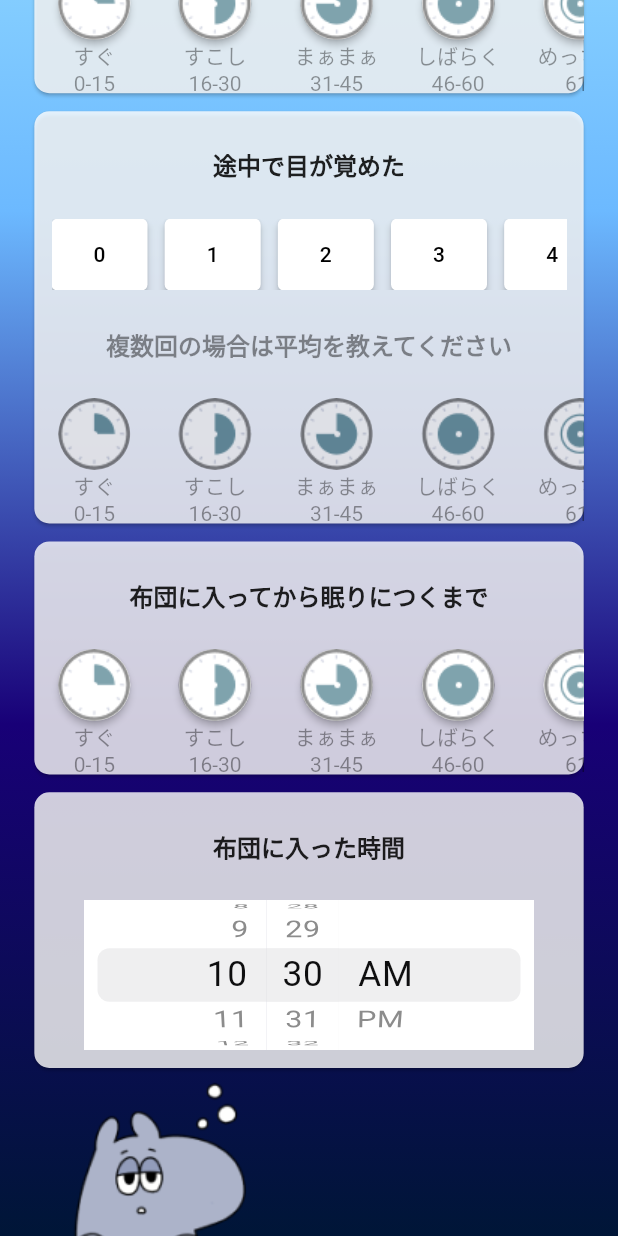
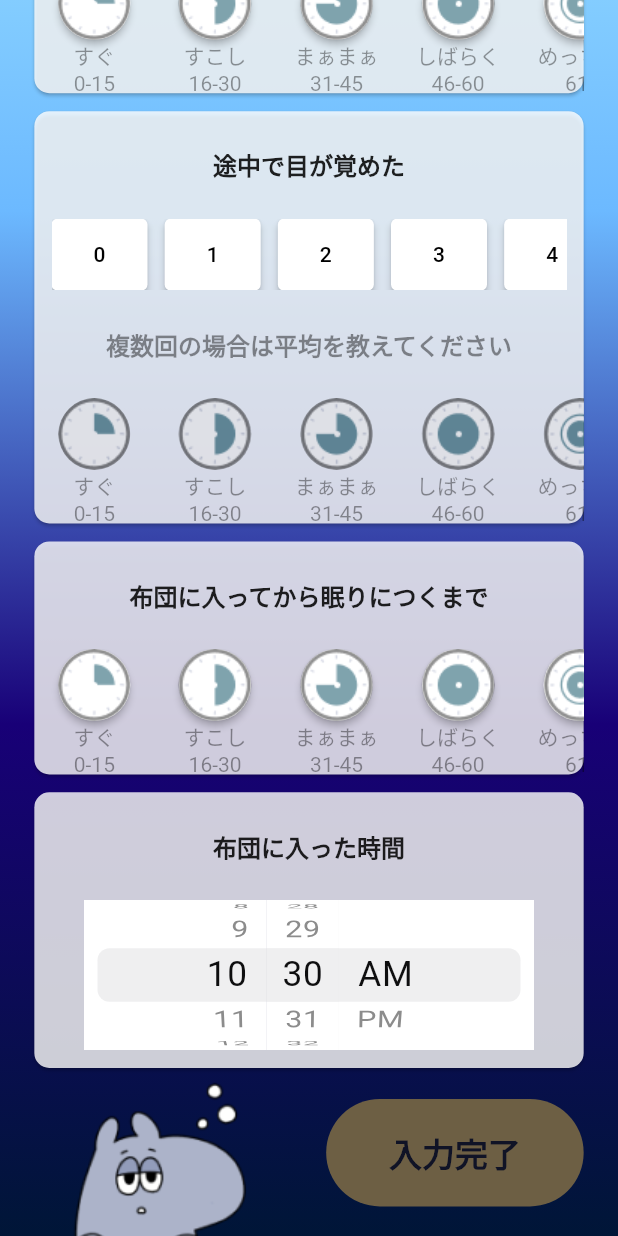
Before and after one commit to codeforjapan/Gussuri, a Flutter app: the Input screen opened directly, scrolled down 543 dp, on a phone screen of 412 x 824 dp. Run offline on Flutter 3.47's test engine with Material 2 defaults, Android fonts, the phone set to English and light mode, and no system bars; our stand-ins replace cloud_firestore, device_info_plus, firebase_core, flutter_hooks, flutter_screenutil, table_calendar; accounts and stored records are empty; generated files the repository leaves out were written again.

Commit message:
feat: add submit button component

```diff
--- /dev/null
+++ b/lib/component/submit_button.dart
@@ -0,0 +1,33 @@
+import 'package:flutter/material.dart';
+import 'package:flutter_screenutil/flutter_screenutil.dart';
+
+class SubmitButton extends StatelessWidget {
+  final String buttonText;
+  final VoidCallback? onPressed;
+
+  const SubmitButton({super.key, required this.buttonText, this.onPressed});
+
+  @override
+  Widget build(BuildContext context) {
+    return Padding(
+      padding: EdgeInsets.only(right: 20.w),
+      child: ElevatedButton(
+          onPressed: onPressed,
+          style: ElevatedButton.styleFrom(
+            minimumSize: Size(150.w, 60.h),
+            backgroundColor: const Color(0xFFFFD069),
+            foregroundColor: Colors.black,
+            disabledForegroundColor: const Color(0xFF101326),
+            disabledBackgroundColor: const Color(0xFF6D5F44),
+            shape: const RoundedRectangleBorder(
+                borderRadius: BorderRadius.all(
+              Radius.circular(50),
+            )),
+          ),
+          child: Text(
+            buttonText,
+            style: const TextStyle(fontSize: 22, fontWeight: FontWeight.bold),
+          )),
+    );
+  }
+}
--- a/lib/input.dart
+++ b/lib/input.dart
@@ -6,6 +6,7 @@ import 'package:gussuri/component/gradient_box.dart';
 import 'package:gussuri/component/image_buttons.dart';
 import 'package:gussuri/component/input_card.dart';
 import 'package:gussuri/component/slide_button.dart';
+import 'package:gussuri/component/submit_button.dart';
 import 'package:gussuri/component/title_box.dart';
 import 'package:intl/intl.dart';
 
@@ -28,6 +29,7 @@ class _InputState extends State<Input> {
     "SOL": "",
     "NOA": null
   };
+  bool submit = false;
 
   @override
   Widget build(BuildContext context) {
@@ -49,6 +51,7 @@ class _InputState extends State<Input> {
               onChanged: (value) {
                 setState(() {
                   _sleepyData['dysfunction'] = value;
+                  submit = true;
                 });
               },
             ),
@@ -107,12 +110,19 @@ class _InputState extends State<Input> {
                               setState(() {
                                 _sleepyData["bed_time"] = value;
                               })
-                      }))
+                            }))),
+            Row(
+              mainAxisAlignment: MainAxisAlignment.spaceBetween,
+              children: [
+                Container(
+                  padding: EdgeInsets.only(left: 20.w),
+                  child: Image.asset('images/baku-kun-2.png'),
                 ),
-            Container(
-              alignment: Alignment.bottomLeft,
-              padding: EdgeInsets.only(left:20.w),
-              child: Image.asset('images/baku-kun-2.png'),
+                SubmitButton(
+                  buttonText: '入力完了',
+                  onPressed: submit ? () {} : null,
+                )
+              ],
             )
           ],
         ))));
```
Lines whose indentation alone changed are shown as unchanged.
